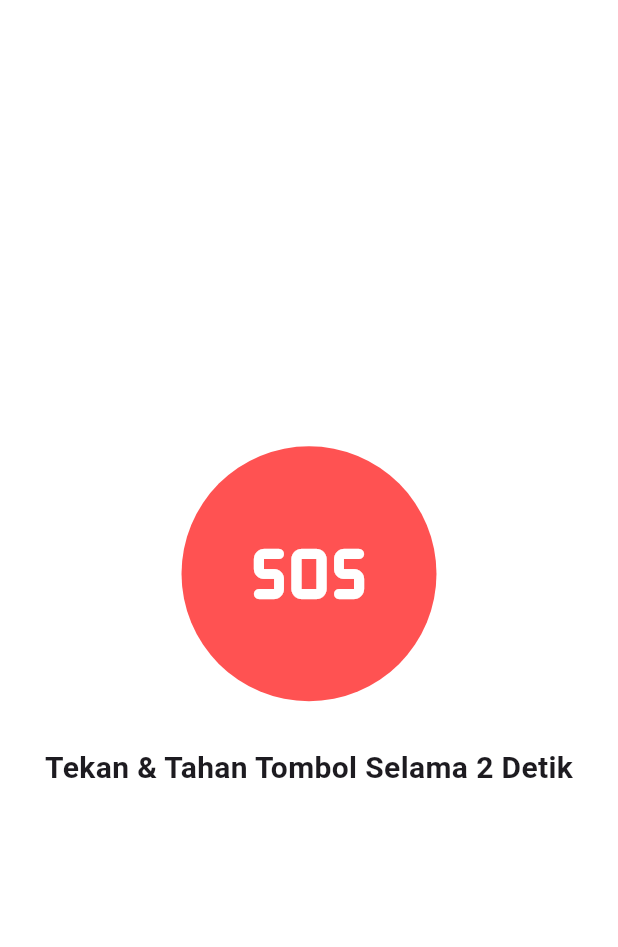
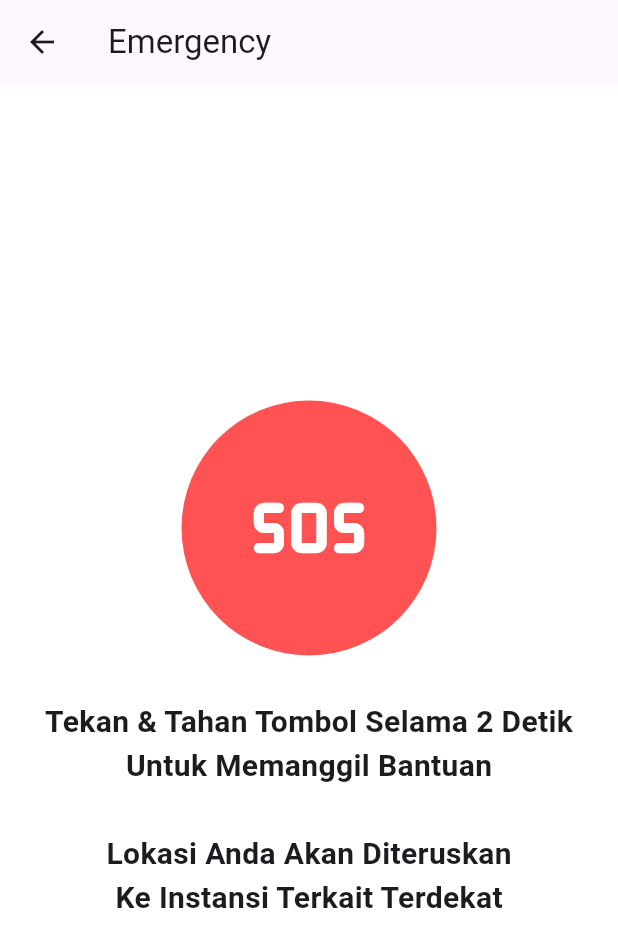
Before and after one commit to valalmas-15/laporyuk, a Flutter app: the Emergency screen opened directly, on a phone screen of 412 x 824 dp. Shown: the top 947 px of the screen. Run offline on Flutter 3.47's test engine with Material 3 defaults, Android fonts, the phone set to English and light mode, and no system bars; our stand-ins replace carousel_slider, google_fonts, image_picker, location, scrollable_positioned_list and 1 more; missing offline and left inert: dart:ffi; accounts and stored records are empty; network calls fail; project files that could hold a hidden picture were left out.

Commit message:
Refactor: Add app bar to Emergency page and update UI layout
- Added an app bar with the title "Emergency" to the Emergency page for improved navigation and consistency.
- Updated the UI layout of the Emergency page to include additional text and improve the overall design.

This commit refactors the Emergency page by adding an app bar and updating the UI layout to enhance the user experience.

```diff
--- a/lib/pages/emergency.dart
+++ b/lib/pages/emergency.dart
@@ -4,15 +4,14 @@ class Emergency extends StatelessWidget {
   @override
   Widget build(BuildContext context) {
     return Scaffold(
+      appBar: AppBar(
+        title: Text("Emergency"),
+      ),
       body: Center(
         child: Column(
           mainAxisAlignment: MainAxisAlignment.center,
           children: [
-            Positioned(
-            left: 0,
-            right: 0,
-            bottom: 0,
-            child: InkWell(
+            InkWell(
               onTap: () {},
               child: Opacity(
                 opacity: 1,
@@ -33,12 +32,25 @@ class Emergency extends StatelessWidget {
                 ),
               ),
             ),
-          ),
             SizedBox(height: 30),
             Text(
               'Tekan & Tahan Tombol Selama 2 Detik',
               style: TextStyle(fontSize: 20, fontWeight: FontWeight.bold),
-            )
+            ),
+            Text(
+              'Untuk Memanggil Bantuan',
+              style: TextStyle(fontSize: 20, fontWeight: FontWeight.bold),
+            ),
+            SizedBox(height: 30),
+            Text(
+              'Lokasi Anda Akan Diteruskan',
+              style: TextStyle(fontSize: 20, fontWeight: FontWeight.bold,
+              ),
+            ),
+            Text(
+              'Ke Instansi Terkait Terdekat',
+              style: TextStyle(fontSize: 20, fontWeight: FontWeight.bold),
+            ),
           ],
         ),
       ),
```
